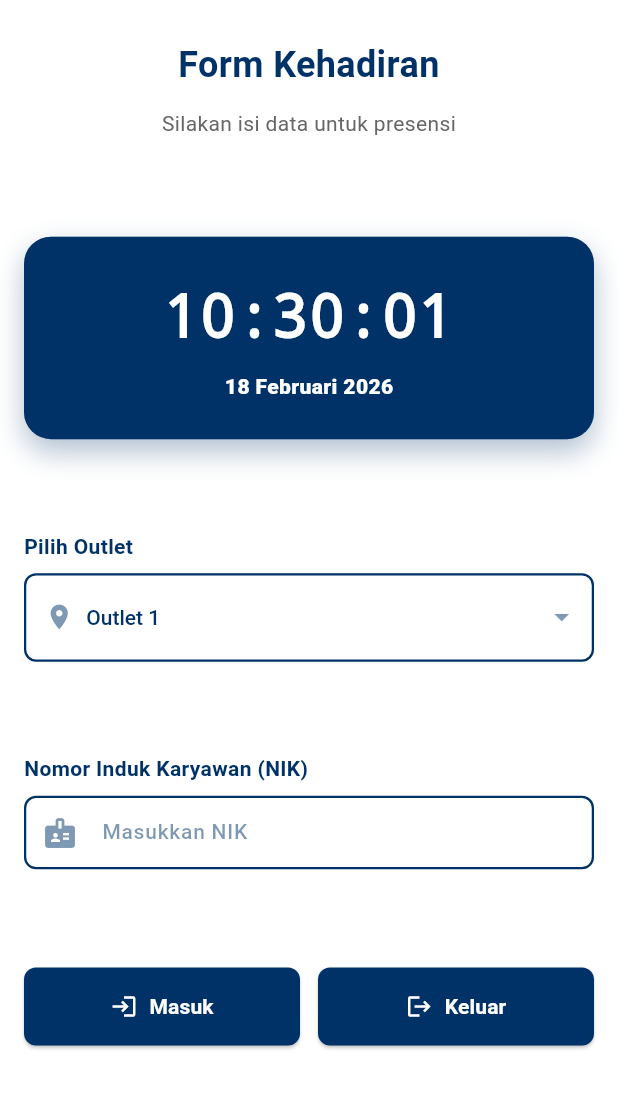
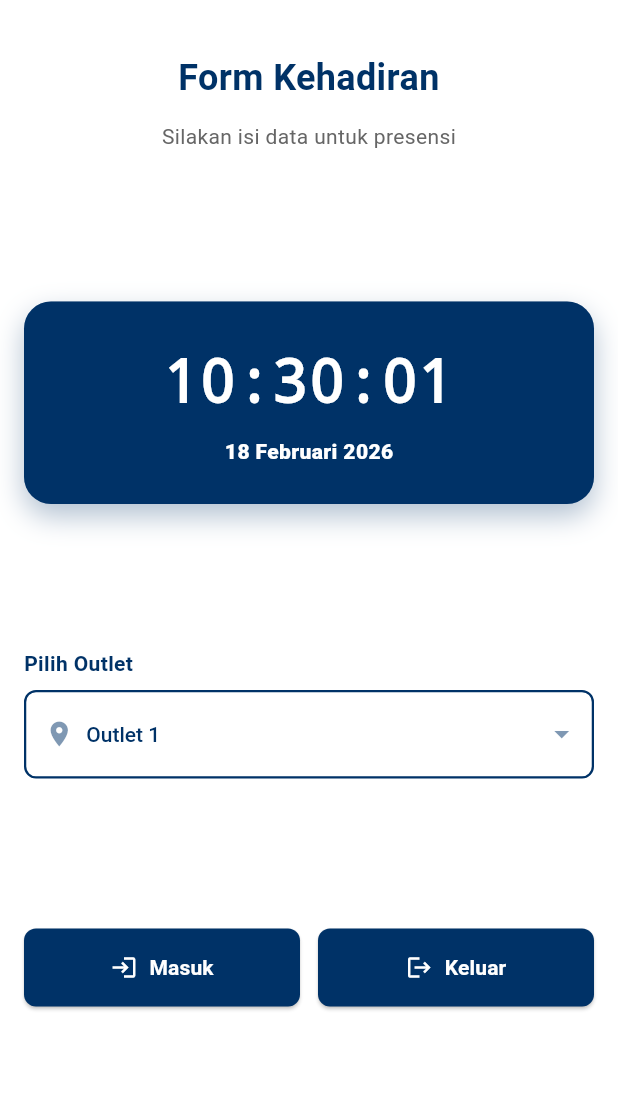
Before and after one commit to hafidzf25/attendance-app-excelso, a Flutter app: the AttendancePage screen opened directly, on a phone screen of 412 x 824 dp, the part 84-1193 px from its top. Run offline on Flutter 3.47's test engine with Material 3 defaults, Android fonts, the phone set to English and light mode, and no system bars; our stand-ins replace camera, dio, geolocator, permission_handler, pretty_dio_logger; missing offline and left inert: google_mlkit_face_detection.

Commit message:
style: update layout on preview camera

```diff
--- a/lib/pages/attendance_page.dart
+++ b/lib/pages/attendance_page.dart
@@ -20,7 +20,7 @@ class _AttendancePageState extends State<AttendancePage> {
 
   String _selectedOutlet = 'Outlet 1';
   String? _selectedShift;
-  final TextEditingController _nikController = TextEditingController();
+  // final TextEditingController _nikController = TextEditingController();
 
   final List<String> _outlets = [
     'Outlet 1',
@@ -34,18 +34,15 @@ class _AttendancePageState extends State<AttendancePage> {
     'Outlet 9',
   ];
   final List<Map<String, String>> _shifts = [
-    {'time': '06:00 - 14:00', 'name': 'Shift Pagi'},
-    {'time': '14:00 - 22:00', 'name': 'Shift Sore'},
-    {'time': '22:00 - 06:00', 'name': 'Shift Malam'},
-    {'time': '06:00 - 14:00', 'name': 'Shift Pagi'},
-    {'time': '14:00 - 22:00', 'name': 'Shift Sore'},
-    {'time': '22:00 - 06:00', 'name': 'Shift Malam'},
-    {'time': '06:00 - 14:00', 'name': 'Shift Pagi'},
-    {'time': '14:00 - 22:00', 'name': 'Shift Sore'},
-    {'time': '22:00 - 06:00', 'name': 'Shift Malam'},
-    {'time': '06:00 - 14:00', 'name': 'Shift Pagi'},
-    {'time': '14:00 - 22:00', 'name': 'Shift Sore'},
-    {'time': '22:00 - 06:00', 'name': 'Shift Malam'},
+    {'time': '06:00 - 14:00', 'name': 'Shift 1'},
+    {'time': '14:00 - 22:00', 'name': 'Shift 2'},
+    {'time': '22:00 - 06:00', 'name': 'Shift 3'},
+    {'time': '06:00 - 14:00', 'name': 'Shift 4'},
+    {'time': '14:00 - 22:00', 'name': 'Shift 5'},
+    {'time': '22:00 - 06:00', 'name': 'Shift 6'},
+    {'time': '06:00 - 14:00', 'name': 'Shift 7'},
+    {'time': '14:00 - 22:00', 'name': 'Shift 8'},
+    {'time': '22:00 - 06:00', 'name': 'Shift 9'},
   ];
 
   @override
@@ -69,7 +66,7 @@ class _AttendancePageState extends State<AttendancePage> {
 
   @override
   void dispose() {
-    _nikController.dispose();
+    // _nikController.dispose();
     super.dispose();
   }
 
@@ -114,19 +111,19 @@ class _AttendancePageState extends State<AttendancePage> {
     });
 
     try {
-      final userId = _nikController.text.trim();
+      // final userId = _nikController.text.trim();
       if (actionType == 'Check In') {
         await _attendanceRepository.checkIn(
           photoPath: photoPath,
         );
       } else {
-        final today =
-            await _attendanceRepository.getTodayAttendance(userId: userId);
-        if (today == null) {
-          _showErrorSnackbar('Belum ada data check-in hari ini');
-          return;
-        }
-        await _attendanceRepository.checkOut(attendanceId: today.id);
+        // final today =
+        //     await _attendanceRepository.getTodayAttendance(userId: userId);
+        // if (today == null) {
+        //   _showErrorSnackbar('Belum ada data check-in hari ini');
+        //   return;
+        // }
+        // await _attendanceRepository.checkOut(attendanceId: today.id);
       }
 
       _showSuccessSnackbar(actionType, photoPath);
@@ -146,8 +143,10 @@ class _AttendancePageState extends State<AttendancePage> {
   void _showSuccessSnackbar(String actionType, [String? photoPath]) {
     final photoInfo = photoPath != null ? ' ✓' : '';
     final message = actionType == 'Check Out'
-        ? '$actionType: ${_nikController.text} - $_selectedOutlet$photoInfo'
-        : '$actionType: ${_nikController.text} - $_selectedOutlet - $_selectedShift$photoInfo';
+        // ? '$actionType: ${_nikController.text} - $_selectedOutlet$photoInfo'
+        // : '$actionType: ${_nikController.text} - $_selectedOutlet - $_selectedShift$photoInfo';
+        ? '$actionType - $_selectedOutlet$photoInfo'
+        : '$actionType - $_selectedOutlet - $_selectedShift$photoInfo';
 
     ScaffoldMessenger.of(context).showSnackBar(
       SnackBar(
@@ -159,7 +158,7 @@ class _AttendancePageState extends State<AttendancePage> {
 
     final raw = {
       'action': actionType,
-      'nik': _nikController.text,
+      // 'nik': _nikController.text,
       'outlet': _selectedOutlet,
       'shift': _selectedShift,
       'photoPath': photoPath,
@@ -177,18 +176,18 @@ class _AttendancePageState extends State<AttendancePage> {
   }
 
   void _handleCheckIn() {
-    if (_nikController.text.trim().isEmpty) {
-      _showErrorSnackbar('Silakan isi NIK terlebih dahulu');
-      return;
-    }
+    // if (_nikController.text.trim().isEmpty) {
+    //   _showErrorSnackbar('Silakan isi NIK terlebih dahulu');
+    //   return;
+    // }
     _showShiftModal('Check In');
   }
 
   void _handleCheckOut() {
-    if (_nikController.text.trim().isEmpty) {
-      _showErrorSnackbar('Silakan isi NIK terlebih dahulu');
-      return;
-    }
+    // if (_nikController.text.trim().isEmpty) {
+    //   _showErrorSnackbar('Silakan isi NIK terlebih dahulu');
+    //   return;
+    // }
     // For check out, navigate directly to camera (no shift modal)
     _navigateToCameraPage('Check Out');
   }
@@ -218,16 +217,16 @@ class _AttendancePageState extends State<AttendancePage> {
 
   Widget _buildLoadingState() {
     return Container(
-      decoration: BoxDecoration(gradient: AppColors.backgroundGradient),
-      child: Center(
+      decoration: const BoxDecoration(gradient: AppColors.backgroundGradient),
+      child: const Center(
         child: Column(
           mainAxisAlignment: MainAxisAlignment.center,
           children: [
-            const CircularProgressIndicator(
+            CircularProgressIndicator(
               valueColor: AlwaysStoppedAnimation(AppColors.primary),
             ),
-            const SizedBox(height: 24),
-            const Text(
+            SizedBox(height: 24),
+            Text(
               'Mempersiapkan halaman presensi...',
               style: TextStyle(
                 fontSize: 14,
@@ -261,7 +260,7 @@ class _AttendancePageState extends State<AttendancePage> {
               mainAxisAlignment: MainAxisAlignment.spaceAround,
               crossAxisAlignment: CrossAxisAlignment.start,
               children: [
-                WelcomeHeader(
+                const WelcomeHeader(
                   title: 'Form Kehadiran',
                   subtitle: 'Silakan isi data untuk presensi',
                 ),
@@ -269,8 +268,8 @@ class _AttendancePageState extends State<AttendancePage> {
                 const ClockDisplay(),
                 SizedBox(height: isTablet ? 24 : 20),
                 _buildOutletDropdown(isTablet),
-                SizedBox(height: isTablet ? 24 : 20),
-                _buildNikTextField(isTablet),
+                // SizedBox(height: isTablet ? 24 : 20),
+                // _buildNikTextField(isTablet),
                 SizedBox(height: isTablet ? 28 : 24),
                 FormButtons(
                   onCheckIn: _handleCheckIn,
@@ -305,14 +304,14 @@ class _AttendancePageState extends State<AttendancePage> {
     );
   }
 
-  Widget _buildNikTextField(bool isTablet) {
-    return FormTextField(
-      label: 'Nomor Induk Karyawan (NIK)',
-      hintText: 'Masukkan NIK',
-      controller: _nikController,
-      prefixIcon: Icons.badge,
-      isTablet: isTablet,
-      keyboardType: TextInputType.number,
-    );
-  }
+  // Widget _buildNikTextField(bool isTablet) {
+  //   return FormTextField(
+  //     label: 'Nomor Induk Karyawan (NIK)',
+  //     hintText: 'Masukkan NIK',
+  //     controller: _nikController,
+  //     prefixIcon: Icons.badge,
+  //     isTablet: isTablet,
+  //     keyboardType: TextInputType.number,
+  //   );
+  // }
 }
--- a/pubspec.yaml
+++ b/pubspec.yaml
@@ -38,7 +38,7 @@ dependencies:
   image: ^3.1.3
   dio: ^5.4.0
   pretty_dio_logger: ^1.3.1
-  google_mlkit_face_detection: ^0.13.1
+  google_mlkit_face_detection: 0.10.0
 
 dev_dependencies:
   flutter_test:
```
Also changed, not shown: lib/pages/camera_page.dart (+139 -90 lines), lib/pages/result_page.dart (added), pubspec.lock, 1 other file.
